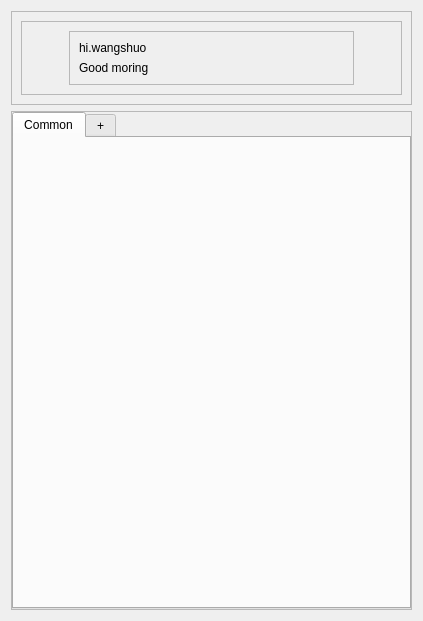
Old version of the form src/ns_Envlt/ui/scene_lib.ui in the repository KevinShuo/Envlt.
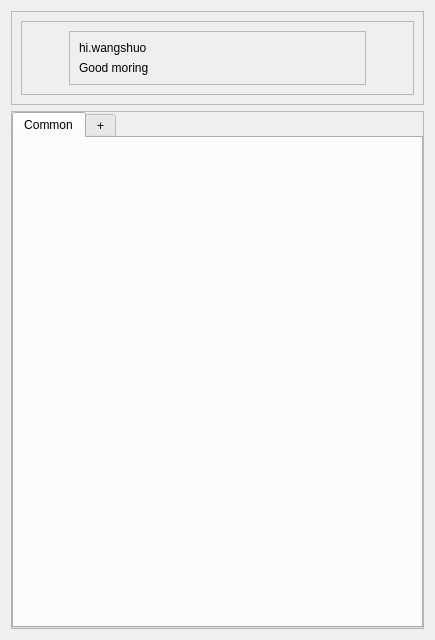
New version of the form. Icons and pictures are not drawn.

What changed in the file:
```diff
--- a/src/ns_Envlt/ui/scene_lib.ui
+++ b/src/ns_Envlt/ui/scene_lib.ui
@@ -6,8 +6,8 @@
    <rect>
     <x>0</x>
     <y>0</y>
-    <width>423</width>
-    <height>621</height>
+    <width>435</width>
+    <height>640</height>
    </rect>
   </property>
   <property name="windowTitle">
```
